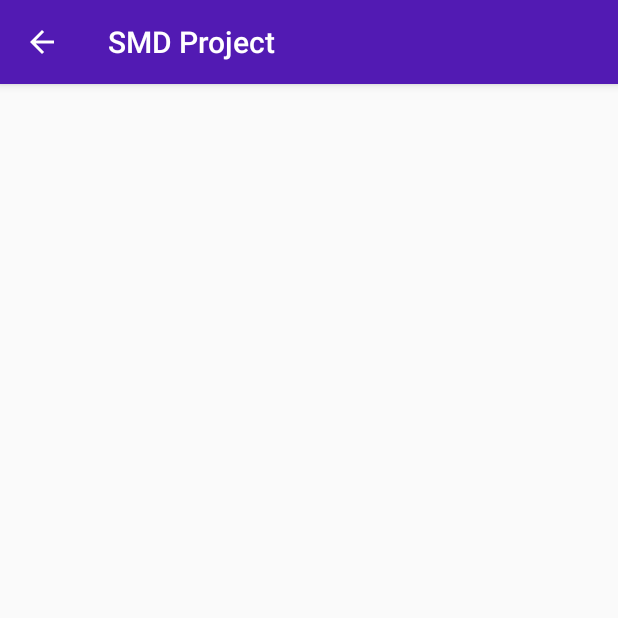
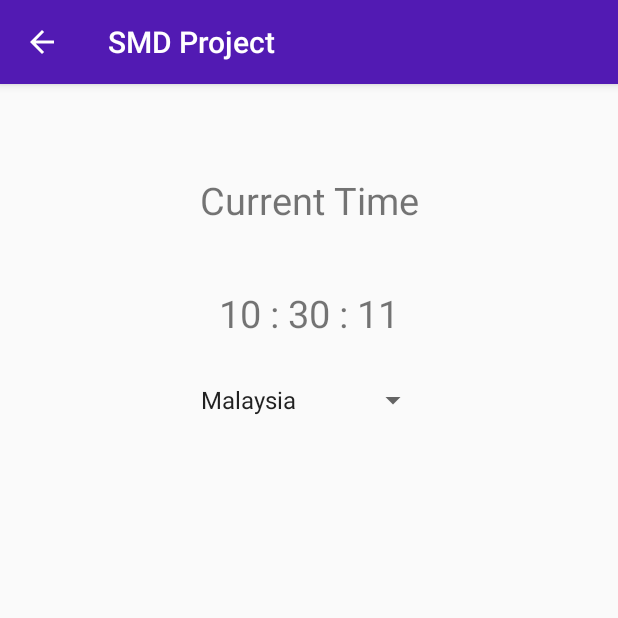
Before and after one commit to SarmadMasood/SMD-Project, an Android app: the WorldClock screen opened directly, with no data from a screen before it, on a phone screen of 412 x 824 dp, the top half of it. Run offline under Robolectric (Android 15) with nearby library versions, the phone set to English and light mode, and no system bars.

Commit message:
Basic UI for World Clock Complete

```diff
--- a/app/src/main/java/com/example/smdproject/WorldClock.java
+++ b/app/src/main/java/com/example/smdproject/WorldClock.java
@@ -3,12 +3,77 @@ package com.example.smdproject;
 import androidx.appcompat.app.AppCompatActivity;
 
 import android.os.Bundle;
+import android.widget.TextView;
+import android.widget.Toast;
+
+import java.util.Calendar;
+import java.util.Date;
+import java.util.GregorianCalendar;
 
 public class WorldClock extends AppCompatActivity {
+    private TextView textCurrentTime;
+    String time;
+    private Date now = Calendar.getInstance().getTime();
+    Calendar calendar = GregorianCalendar.getInstance();
 
     @Override
     protected void onCreate(Bundle savedInstanceState) {
         super.onCreate(savedInstanceState);
         setContentView(R.layout.activity_world_clock);
+
+        textCurrentTime = findViewById(R.id.text_currentTime);
+        calendar.setTime(now);
+        time = "";
+        int h = calendar.get(Calendar.HOUR_OF_DAY), m = calendar.get(Calendar.MINUTE), s = calendar.get(Calendar.SECOND);
+        if(h < 10) { time += "0"; } time += h + " : "; if(m < 10) { time += "0"; } time += m + " : "; if(s < 10) { time += "0"; } time += s;
+        textCurrentTime.setText(time);
+
+        Thread thread = new Thread() {
+
+            @Override
+            public void run() {
+                try {
+                    while (!isInterrupted()) {
+                        Thread.sleep(1000);
+                        runOnUiThread(new Runnable() {
+                            @Override
+                            public void run() {
+                                updateTextView();
+                            }
+                        });
+                    }
+                } catch (InterruptedException e) {
+                    Toast.makeText(getApplicationContext(), "Inturrepted", Toast.LENGTH_SHORT).show();
+                }
+            }
+        };
+        thread.start();
+    }
+    private void updateTextView() {
+        String hrs, mins, secs;
+        int hour, minute, second;
+
+        now = Calendar.getInstance().getTime();
+        calendar.setTime(now);
+        hour = calendar.get(Calendar.HOUR_OF_DAY);
+        minute = calendar.get(Calendar.MINUTE);
+        second = calendar.get(Calendar.SECOND);
+        if (hour < 10) {
+            hrs = "0" + hour;
+        } else {
+            hrs = Integer.toString(hour);
+        }
+        if (minute < 10) {
+            mins = "0" + minute;
+        } else {
+            mins = Integer.toString(minute);
+        }
+        if (second < 10) {
+            secs = "0" + second;
+        } else {
+            secs = Integer.toString(second);
+        }
+        time = hrs + " : " + mins + " : " + secs;
+        textCurrentTime.setText(time);
     }
 }
--- a/app/src/main/res/layout/activity_world_clock.xml
+++ b/app/src/main/res/layout/activity_world_clock.xml
@@ -1,9 +1,35 @@
 <?xml version="1.0" encoding="utf-8"?>
-<androidx.constraintlayout.widget.ConstraintLayout xmlns:android="http://schemas.android.com/apk/res/android"
+<LinearLayout xmlns:android="http://schemas.android.com/apk/res/android"
     xmlns:app="http://schemas.android.com/apk/res-auto"
     xmlns:tools="http://schemas.android.com/tools"
     android:layout_width="match_parent"
     android:layout_height="match_parent"
+    android:orientation="vertical"
     tools:context=".WorldClock">
 
-</androidx.constraintlayout.widget.ConstraintLayout>
+    <TextView
+        android:id="@+id/textLabelCurrentTime"
+        android:layout_width="160dp"
+        android:layout_height="75dp"
+        android:layout_gravity="center"
+        android:layout_marginTop="40dp"
+        android:gravity="center"
+        android:text="Current Time"
+        android:textSize="25sp" />
+
+    <TextView
+        android:id="@+id/text_currentTime"
+        android:layout_width="160dp"
+        android:layout_height="75dp"
+        android:layout_gravity="center"
+        android:gravity="center"
+        android:text=""
+        android:textSize="25sp" />
+    <Spinner
+        android:id="@+id/spinner_countryZones"
+        android:layout_width="160dp"
+        android:layout_height="40dp"
+        android:entries="@array/country_arrays"
+        android:layout_gravity="center"
+        android:gravity="center"/>
+</LinearLayout>
```
